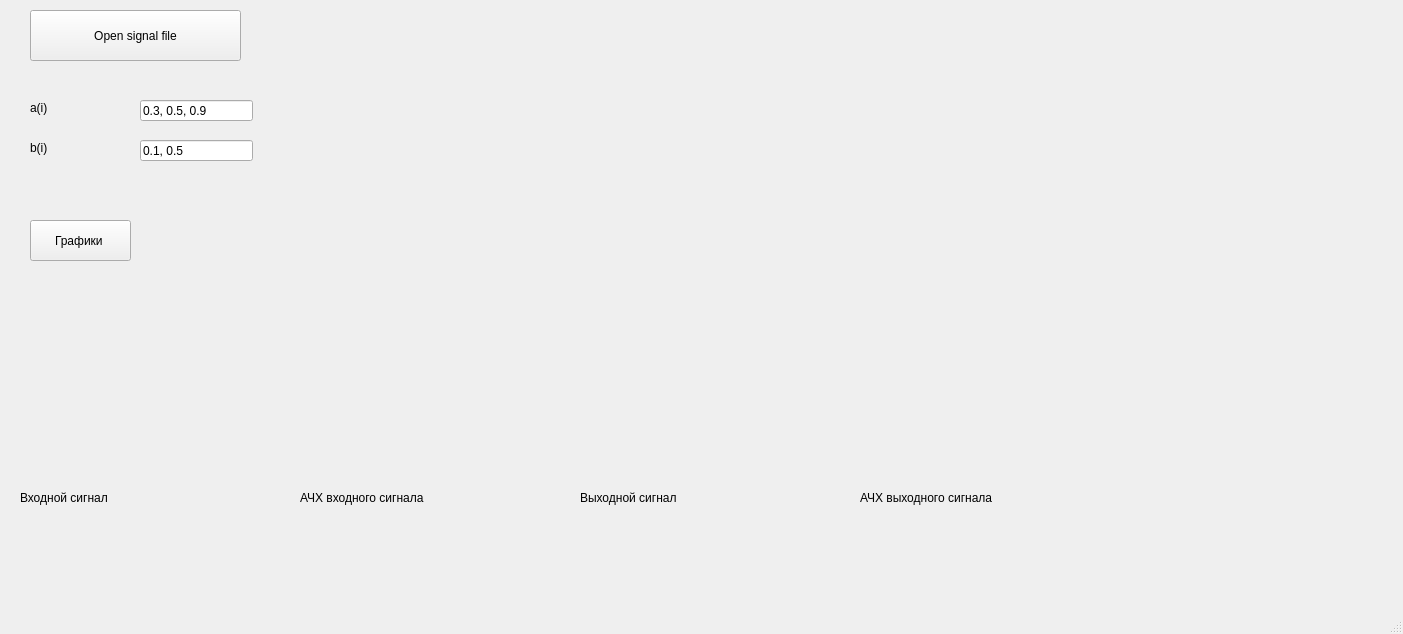
The window that interface/window.ui (pqmnyx/signal) describes before a commit, drawn with Qt 5.
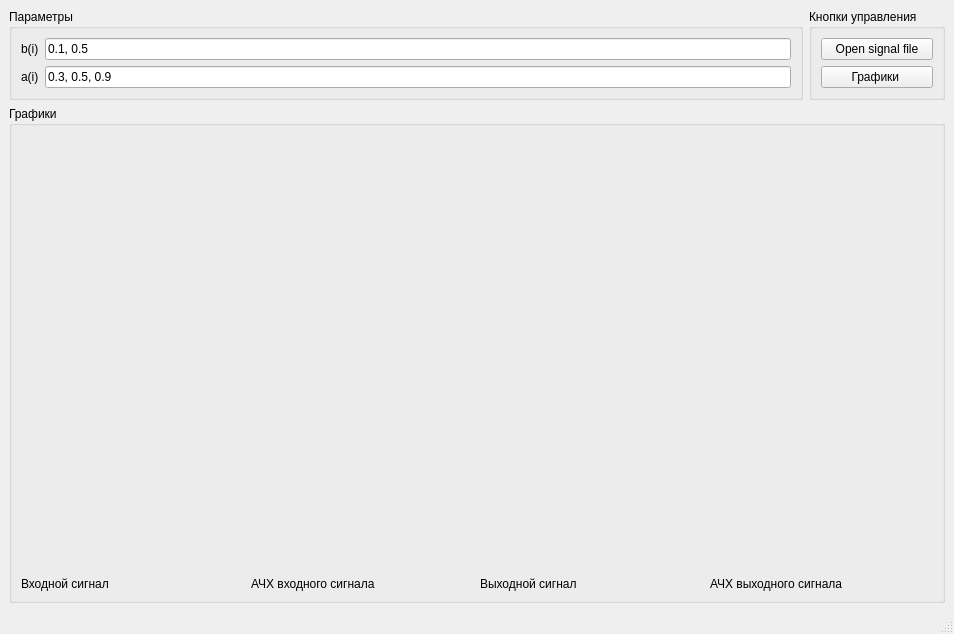
The same window after the commit.

Patch:
```diff
--- a/interface/window.ui
+++ b/interface/window.ui
@@ -6,7 +6,7 @@
    <rect>
     <x>0</x>
     <y>0</y>
-    <width>1403</width>
+    <width>954</width>
     <height>634</height>
    </rect>
   </property>
@@ -14,190 +14,159 @@
    <string>MainWindow</string>
   </property>
   <widget class="QWidget" name="centralwidget">
-   <widget class="QPushButton" name="pushButton_file">
-    <property name="geometry">
-     <rect>
-      <x>30</x>
-      <y>10</y>
-      <width>211</width>
-      <height>51</height>
-     </rect>
-    </property>
-    <property name="text">
-     <string>Open signal file</string>
-    </property>
-   </widget>
-   <widget class="QLabel" name="label_a">
-    <property name="geometry">
-     <rect>
-      <x>30</x>
-      <y>100</y>
-      <width>49</width>
-      <height>16</height>
-     </rect>
-    </property>
-    <property name="text">
-     <string>a(i)</string>
-    </property>
-   </widget>
+   <layout class="QVBoxLayout" name="verticalLayout_7">
+    <item>
+     <layout class="QHBoxLayout" name="horizontalLayout_8">
+      <item>
+       <widget class="QGroupBox" name="groupBox_2">
+        <property name="title">
+         <string>Параметры</string>
+        </property>
+        <layout class="QGridLayout" name="gridLayout">
+         <item row="0" column="0">
+          <layout class="QVBoxLayout" name="verticalLayout">
+           <item>
+            <layout class="QHBoxLayout" name="horizontalLayout_6">
+             <item>
    <widget class="QLabel" name="label_b">
-    <property name="geometry">
-     <rect>
-      <x>30</x>
-      <y>140</y>
-      <width>49</width>
-      <height>16</height>
-     </rect>
-    </property>
     <property name="text">
      <string>b(i)</string>
     </property>
    </widget>
-   <widget class="QLineEdit" name="lineEdit_a">
-    <property name="geometry">
-     <rect>
-      <x>140</x>
-      <y>100</y>
-      <width>113</width>
-      <height>21</height>
-     </rect>
-    </property>
-    <property name="text">
-     <string>0.3, 0.5, 0.9</string>
-    </property>
-   </widget>
+             </item>
+             <item>
    <widget class="QLineEdit" name="lineEdit_b">
-    <property name="geometry">
-     <rect>
-      <x>140</x>
-      <y>140</y>
-      <width>113</width>
-      <height>21</height>
-     </rect>
-    </property>
     <property name="text">
      <string>0.1, 0.5</string>
     </property>
    </widget>
+             </item>
+            </layout>
+           </item>
+           <item>
+            <layout class="QHBoxLayout" name="horizontalLayout_5">
+             <item>
+              <widget class="QLabel" name="label_a">
+               <property name="text">
+                <string>a(i)</string>
+               </property>
+              </widget>
+             </item>
+             <item>
+              <widget class="QLineEdit" name="lineEdit_a">
+               <property name="text">
+                <string>0.3, 0.5, 0.9</string>
+               </property>
+              </widget>
+             </item>
+            </layout>
+           </item>
+          </layout>
+         </item>
+        </layout>
+       </widget>
+      </item>
+      <item>
+       <widget class="QGroupBox" name="groupBox_3">
+        <property name="title">
+         <string>Кнопки управления</string>
+        </property>
+        <layout class="QGridLayout" name="gridLayout_2">
+         <item row="0" column="0">
+          <layout class="QVBoxLayout" name="verticalLayout_2">
+           <property name="sizeConstraint">
+            <enum>QLayout::SizeConstraint::SetNoConstraint</enum>
+           </property>
+           <item>
+            <widget class="QPushButton" name="pushButton_file">
+             <property name="text">
+              <string>Open signal file</string>
+             </property>
+            </widget>
+           </item>
+           <item>
    <widget class="QPushButton" name="pushButton_filter">
-    <property name="geometry">
-     <rect>
-      <x>30</x>
-      <y>220</y>
-      <width>101</width>
-      <height>41</height>
-     </rect>
-    </property>
     <property name="text">
      <string>Графики </string>
     </property>
    </widget>
+           </item>
+          </layout>
+         </item>
+        </layout>
+       </widget>
+      </item>
+     </layout>
+    </item>
+    <item>
+     <widget class="QGroupBox" name="groupBox">
+      <property name="title">
+       <string>Графики</string>
+      </property>
+      <layout class="QHBoxLayout" name="horizontalLayout_7">
+       <item>
+        <layout class="QVBoxLayout" name="verticalLayout_3" stretch="1,0">
+         <property name="spacing">
+          <number>3</number>
+         </property>
+         <item>
+          <layout class="QHBoxLayout" name="horizontalLayout"/>
+         </item>
+         <item>
    <widget class="QLabel" name="label_input">
-    <property name="geometry">
-     <rect>
-      <x>20</x>
-      <y>490</y>
-      <width>121</width>
-      <height>16</height>
-     </rect>
-    </property>
     <property name="text">
      <string>Входной сигнал</string>
     </property>
    </widget>
+         </item>
+        </layout>
+       </item>
+       <item>
+        <layout class="QVBoxLayout" name="verticalLayout_4" stretch="1,0">
+         <item>
+          <layout class="QHBoxLayout" name="horizontalLayout_2"/>
+         </item>
+         <item>
    <widget class="QLabel" name="label_input_spectrum">
-    <property name="geometry">
-     <rect>
-      <x>300</x>
-      <y>490</y>
-      <width>231</width>
-      <height>16</height>
-     </rect>
-    </property>
     <property name="text">
      <string>АЧХ входного сигнала</string>
     </property>
    </widget>
+         </item>
+        </layout>
+       </item>
+       <item>
+        <layout class="QVBoxLayout" name="verticalLayout_5" stretch="1,0">
+         <item>
+          <layout class="QHBoxLayout" name="horizontalLayout_3"/>
+         </item>
+         <item>
    <widget class="QLabel" name="label_output">
-    <property name="geometry">
-     <rect>
-      <x>580</x>
-      <y>490</y>
-      <width>211</width>
-      <height>16</height>
-     </rect>
-    </property>
     <property name="text">
      <string>Выходной сигнал</string>
     </property>
    </widget>
+         </item>
+        </layout>
+       </item>
+       <item>
+        <layout class="QVBoxLayout" name="verticalLayout_6" stretch="1,0">
+         <item>
+          <layout class="QHBoxLayout" name="horizontalLayout_4"/>
+         </item>
+         <item>
    <widget class="QLabel" name="label_output_spectrum">
-    <property name="geometry">
-     <rect>
-      <x>860</x>
-      <y>490</y>
-      <width>201</width>
-      <height>16</height>
-     </rect>
-    </property>
     <property name="text">
      <string>АЧХ выходного сигнала</string>
     </property>
    </widget>
-   <widget class="QWidget" name="horizontalLayoutWidget">
-    <property name="geometry">
-     <rect>
-      <x>20</x>
-      <y>280</y>
-      <width>271</width>
-      <height>201</height>
-     </rect>
-    </property>
-    <layout class="QHBoxLayout" name="horizontalLayout"/>
-   </widget>
-   <widget class="QWidget" name="horizontalLayoutWidget_2">
-    <property name="geometry">
-     <rect>
-      <x>300</x>
-      <y>280</y>
-      <width>271</width>
-      <height>201</height>
-     </rect>
-    </property>
-    <layout class="QHBoxLayout" name="horizontalLayout_2"/>
-   </widget>
-   <widget class="QWidget" name="horizontalLayoutWidget_3">
-    <property name="geometry">
-     <rect>
-      <x>580</x>
-      <y>280</y>
-      <width>271</width>
-      <height>201</height>
-     </rect>
-    </property>
-    <layout class="QHBoxLayout" name="horizontalLayout_3"/>
-   </widget>
-   <widget class="QWidget" name="horizontalLayoutWidget_4">
-    <property name="geometry">
-     <rect>
-      <x>860</x>
-      <y>280</y>
-      <width>271</width>
-      <height>201</height>
-     </rect>
-    </property>
-    <layout class="QHBoxLayout" name="horizontalLayout_4"/>
-   </widget>
-  </widget>
-  <widget class="QMenuBar" name="menubar">
-   <property name="geometry">
-    <rect>
-     <x>0</x>
-     <y>0</y>
-     <width>1403</width>
-     <height>33</height>
-    </rect>
-   </property>
+         </item>
+        </layout>
+       </item>
+      </layout>
+     </widget>
+    </item>
+   </layout>
   </widget>
   <widget class="QStatusBar" name="statusbar"/>
  </widget>
```
Left out of the diff: 2 changed lines with no effect on the pictures. Lines whose indentation alone changed are shown as unchanged.
